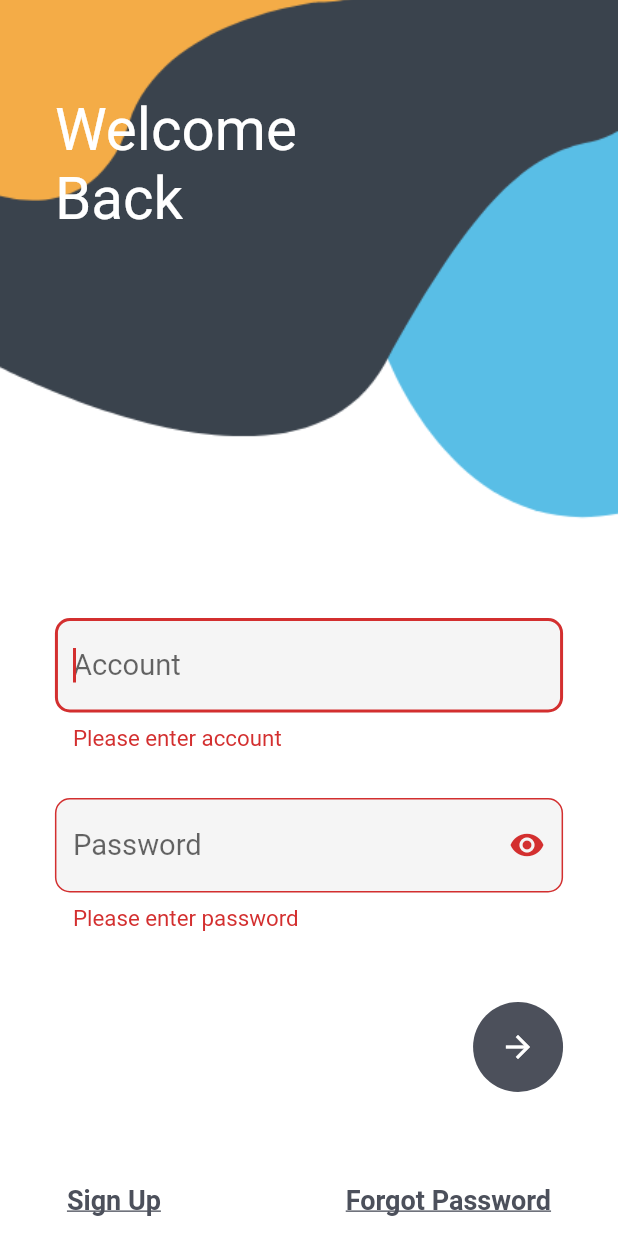
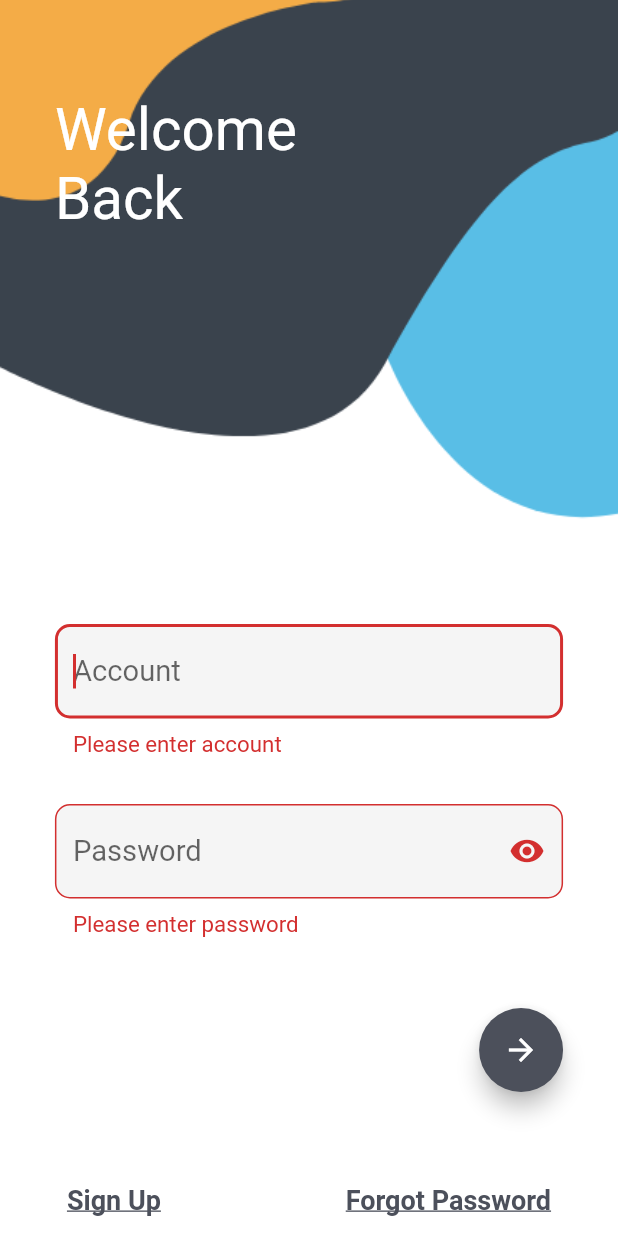
Before and after one commit to a1573595/LoginDemo, a Flutter app: the screen it shows after launch, after a tap on the "arrow forward" icon, on a phone screen of 412 x 824 dp. Run offline on Flutter 3.47's test engine with Material 2 defaults, Android fonts, the phone set to English and light mode, and no system bars; our stand-ins replace bot_toast, dio, flutter_riverpod, flutter_screenutil, go_router, hive_flutter and 4 more; accounts and stored records are empty; generated files the repository leaves out were written again.

```diff
--- a/lib/logger/logger.dart
+++ b/lib/logger/logger.dart
@@ -31,7 +31,9 @@ class _Logger {
 
     /// 配置輸出在File與Console
     _logger = Logger(
-        printer: PrettyPrinter(printTime: true),
+        printer: PrettyPrinter(
+          printTime: true,
+        ),
         output: MultiOutput([
           /// web不支援path_provider沒有輸出檔案
           if (directory != null)
--- a/lib/page/login/login_page.dart
+++ b/lib/page/login/login_page.dart
@@ -112,7 +112,6 @@ class _LoginBody extends ConsumerWidget {
                 child: _AccountAutoComplete(
                     _accountController, _passwordFocusNode),
               ),
-              // _AccountAutoComplete(_accountController, _passwordFocusNode),
               const SizedBox(
                 height: 32,
               ),
@@ -133,16 +132,23 @@ class _LoginBody extends ConsumerWidget {
                         .headlineSmall
                         ?.copyWith(fontWeight: FontWeight.w700),
                   ),
-                  CircleAvatar(
-                    radius: 30,
-                    backgroundColor: const Color(0xff4c505b),
-                    child: IconButton(
-                      color: Colors.white,
-                      onPressed: () => ref.read(_loginViewModel.notifier).login(
-                          _accountController.text, _passwordController.text),
-                      icon: const Icon(Icons.arrow_forward),
-                    ),
-                  ),
+
+                  /// 可拖曳Widget
+                  Draggable(
+                      feedback: const FloatingActionButton(
+                          backgroundColor: Color(0xff4c505b),
+                          onPressed: null,
+                          child: Icon(Icons.arrow_forward)),
+                      childWhenDragging: const SizedBox(
+                        height: 56,
+                      ),
+                      child: FloatingActionButton(
+                          backgroundColor: const Color(0xff4c505b),
+                          child: const Icon(Icons.arrow_forward),
+                          onPressed: () => ref
+                              .read(_loginViewModel.notifier)
+                              .login(_accountController.text,
+                                  _passwordController.text))),
                 ],
               ),
               const SizedBox(
```
